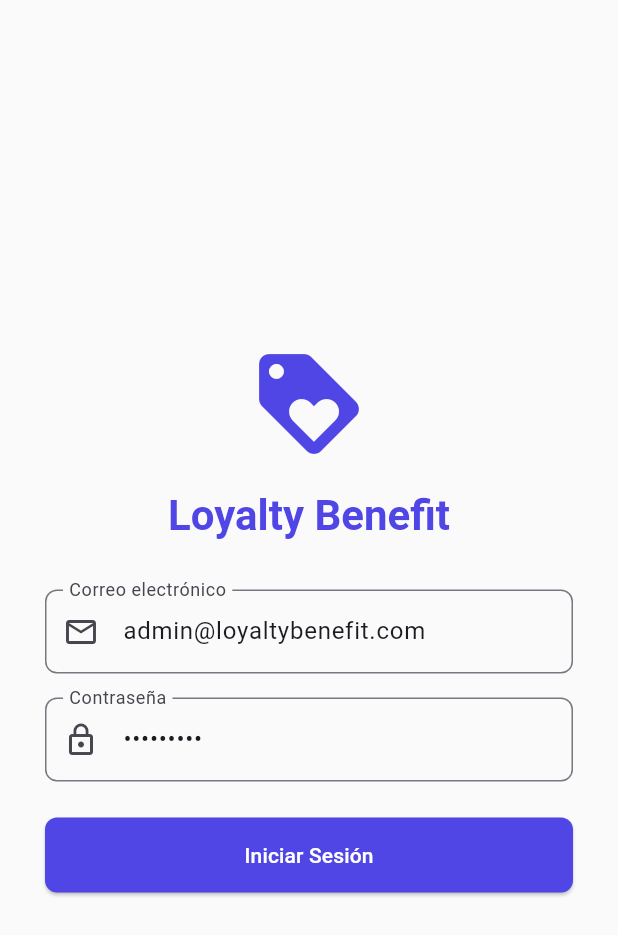
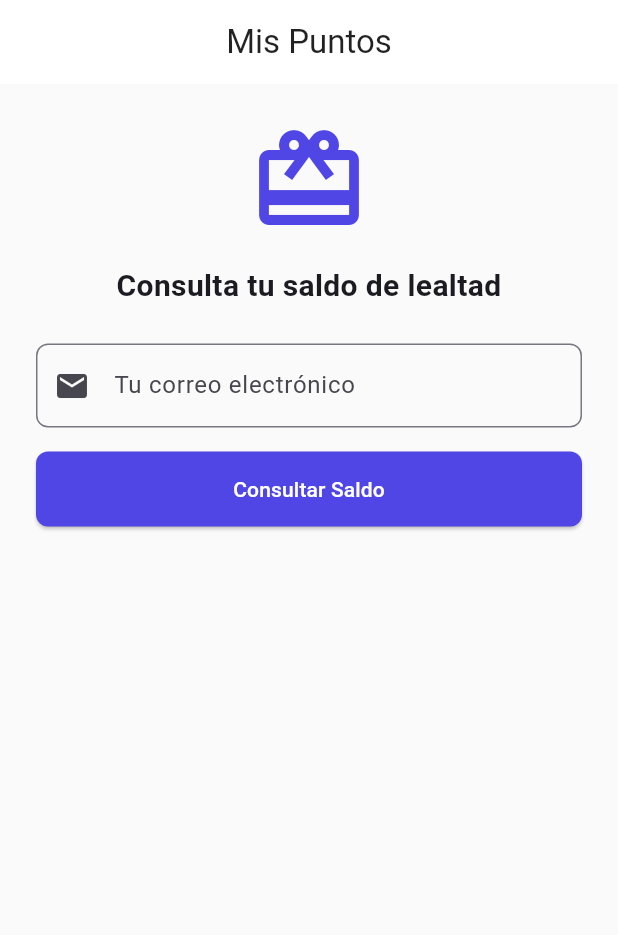
Before and after one commit to rfvaldezv/Loyaltybenefit-App, a Flutter app: the screen it shows after launch, on a phone screen of 412 x 824 dp. Shown: the top 935 px of the screen. Run offline on Flutter 3.47's test engine with Material 3 defaults, Android fonts, the phone set to English and light mode, and no system bars; our stand-ins replace dio, flutter_riverpod.

Commit message:
feat: separar app de clientes y crear portal del huesped

```diff
--- /dev/null
+++ b/lib/features/portal/guest_portal_screen.dart
@@ -0,0 +1,94 @@
+import 'package:flutter/material.dart';
+import 'package:flutter_riverpod/flutter_riverpod.dart';
+import '../../core/network/api_client.dart';
+
+class GuestPortalScreen extends ConsumerStatefulWidget {
+  const GuestPortalScreen({super.key});
+
+  @override
+  ConsumerState<GuestPortalScreen> createState() => _GuestPortalScreenState();
+}
+
+class _GuestPortalScreenState extends ConsumerState<GuestPortalScreen> {
+  final _emailController = TextEditingController();
+  bool _isLoading = false;
+  int? _saldo;
+
+  Future<void> _consultarSaldo() async {
+    if (_emailController.text.isEmpty) return;
+
+    setState(() => _isLoading = true);
+    try {
+      final api = ref.read(apiClientProvider);
+      final response = await api.get('/api/portal/balance?email=${_emailController.text}');
+
+      if (response.statusCode == 200) {
+        setState(() {
+          _saldo = response.data['puntos'];
+        });
+      }
+    } catch (e) {
+      ScaffoldMessenger.of(context).showSnackBar(
+        SnackBar(content: Text('Error: $e'), backgroundColor: Colors.red),
+      );
+    } finally {
+      setState(() => _isLoading = false);
+    }
+  }
+
+  @override
+  Widget build(BuildContext context) {
+    return Scaffold(
+      appBar: AppBar(title: const Text('Mis Puntos')),
+      body: Padding(
+        padding: const EdgeInsets.all(24.0),
+        child: Column(
+          crossAxisAlignment: CrossAxisAlignment.stretch,
+          children: [
+            const Icon(Icons.card_giftcard, size: 80, color: Color(0xFF4F46E5)),
+            const SizedBox(height: 16),
+            const Text(
+              'Consulta tu saldo de lealtad',
+              textAlign: TextAlign.center,
+              style: TextStyle(fontSize: 20, fontWeight: FontWeight.bold),
+            ),
+            const SizedBox(height: 24),
+            TextField(
+              controller: _emailController,
+              decoration: InputDecoration(
+                labelText: 'Tu correo electrónico',
+                prefixIcon: const Icon(Icons.email),
+                border: OutlineInputBorder(borderRadius: BorderRadius.circular(8)),
+              ),
+            ),
+            const SizedBox(height: 16),
+            ElevatedButton(
+              onPressed: _isLoading ? null : _consultarSaldo,
+              child: _isLoading
+                  ? const CircularProgressIndicator(color: Colors.white)
+                  : const Text('Consultar Saldo'),
+            ),
+            if (_saldo != null) ...[
+              const SizedBox(height: 32),
+              Card(
+                color: const Color(0xFF4F46E5),
+                child: Padding(
+                  padding: const EdgeInsets.all(24.0),
+                  child: Column(
+                    children: [
+                      const Text('Tu saldo actual', style: TextStyle(color: Colors.white70)),
+                      Text(
+                        '$_saldo Puntos',
+                        style: const TextStyle(color: Colors.white, fontSize: 32, fontWeight: FontWeight.bold),
+                      ),
+                    ],
+                  ),
+                ),
+              ),
+            ]
+          ],
+        ),
+      ),
+    );
+  }
+}
--- a/lib/main.dart
+++ b/lib/main.dart
@@ -1,18 +1,18 @@
 import 'package:flutter/material.dart';
 import 'package:flutter_riverpod/flutter_riverpod.dart';
 import 'core/theme/app_theme.dart';
-import 'features/auth/presentation/login_screen.dart';
+import 'features/portal/guest_portal_screen.dart';
 
 void main() {
   runApp(
     const ProviderScope(
-      child: LoyaltyBenefitApp(),
+      child: ClientApp(),
     ),
   );
 }
 
-class LoyaltyBenefitApp extends StatelessWidget {
-  const LoyaltyBenefitApp({super.key});
+class ClientApp extends StatelessWidget {
+  const ClientApp({super.key});
 
   @override
   Widget build(BuildContext context) {
@@ -20,7 +20,7 @@ class LoyaltyBenefitApp extends StatelessWidget {
       title: 'Loyalty Benefit',
       debugShowCheckedModeBanner: false,
       theme: AppTheme.lightTheme,
-      home: const LoginScreen(),
+      home: const GuestPortalScreen(), // 👈 Arranca directo en el Portal del Huésped
     );
   }
 }
```
